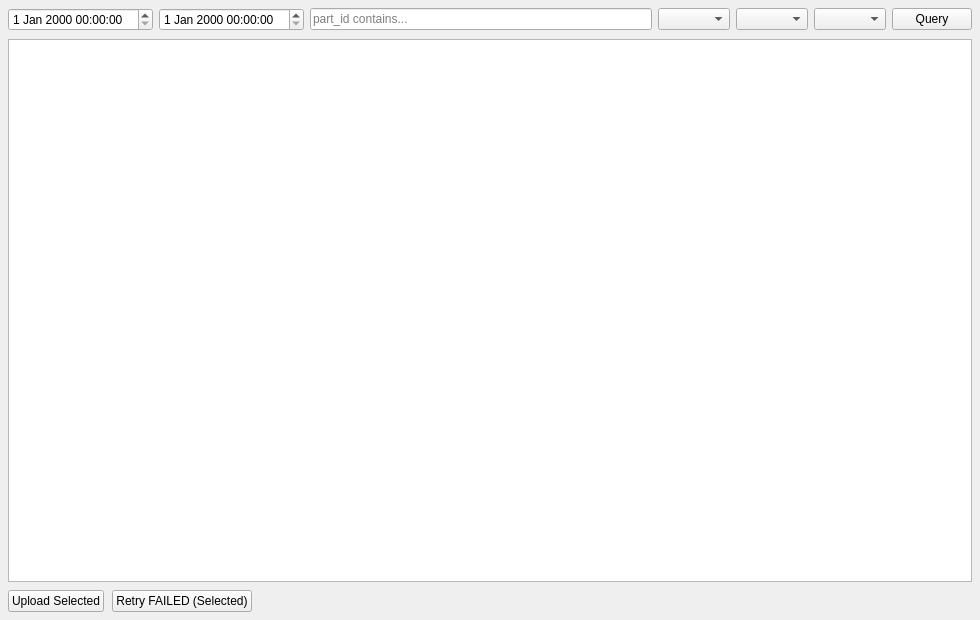
Qt form apps/hmi_qt/mes_upload_widget.ui (xiaoan537/hmi_measure_mysql) before a commit.
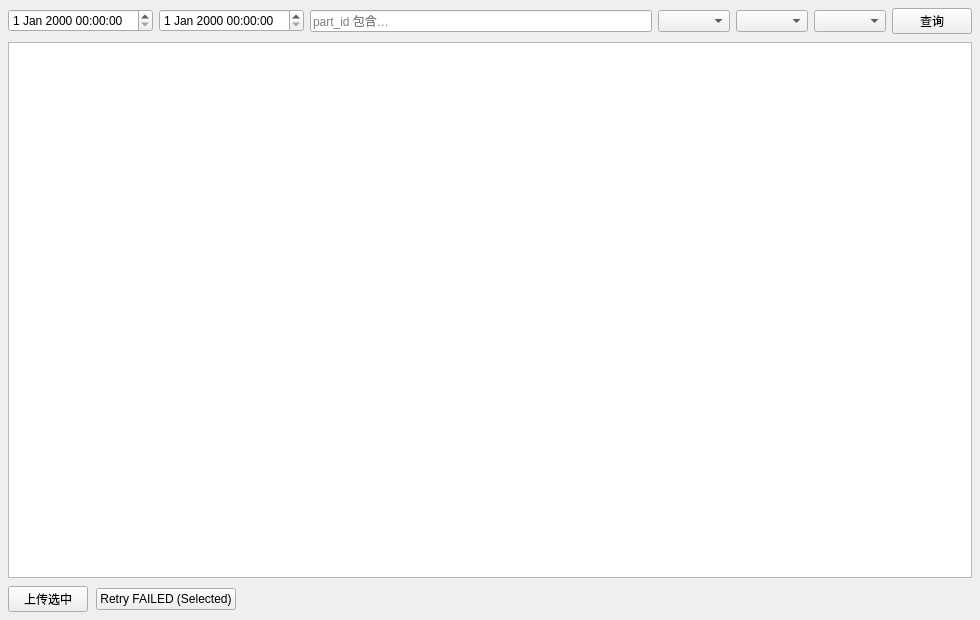
The same form after that commit.

```diff
--- a/apps/hmi_qt/mes_upload_widget.ui
+++ b/apps/hmi_qt/mes_upload_widget.ui
@@ -40,7 +40,7 @@
      <item>
       <widget class="QLineEdit" name="edPartId">
        <property name="placeholderText">
-        <string>part_id contains...</string>
+        <string>part_id 包含…</string>
        </property>
       </widget>
      </item>
@@ -56,7 +56,7 @@
      <item>
       <widget class="QPushButton" name="btnQuery">
        <property name="text">
-        <string>Query</string>
+        <string>查询</string>
        </property>
       </widget>
      </item>
@@ -70,7 +70,7 @@
      <item>
       <widget class="QPushButton" name="btnUpload">
        <property name="text">
-        <string>Upload Selected</string>
+        <string>上传选中</string>
        </property>
       </widget>
      </item>
```
Left out of the diff: 18 changed lines with no effect on the pictures.
